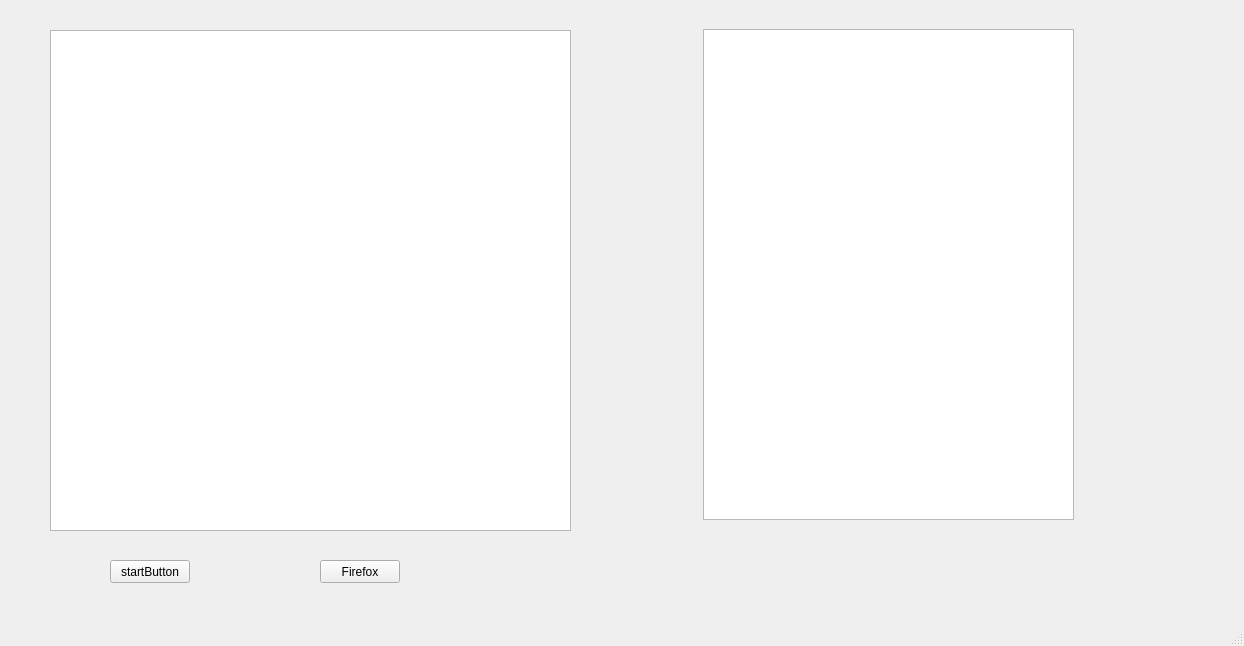
The window that proiect/mainwindow.ui (maraduca/HTTP-proxy) describes before a commit, drawn with Qt 5.
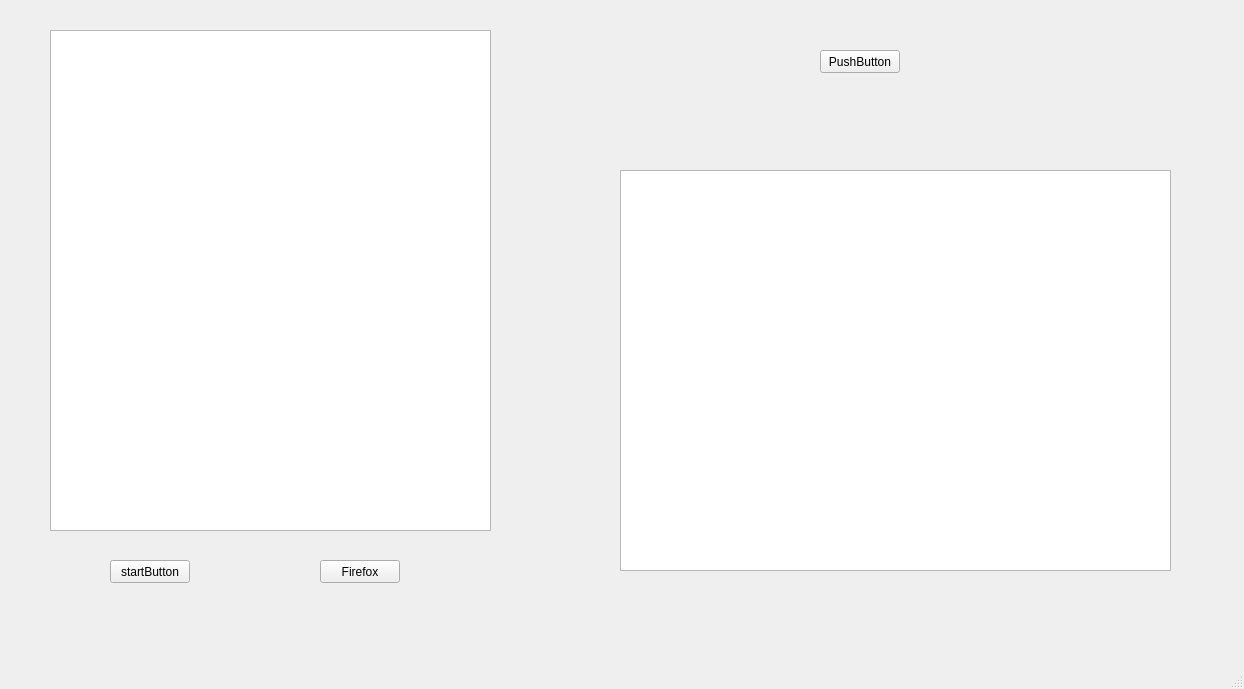
The same window after the commit.

What changed in the file:
```diff
--- a/proiect/mainwindow.ui
+++ b/proiect/mainwindow.ui
@@ -7,7 +7,7 @@
     <x>0</x>
     <y>0</y>
     <width>1244</width>
-    <height>646</height>
+    <height>689</height>
    </rect>
   </property>
   <property name="windowTitle">
@@ -45,7 +45,7 @@
      <rect>
       <x>50</x>
       <y>30</y>
-      <width>521</width>
+      <width>441</width>
       <height>501</height>
      </rect>
     </property>
@@ -56,16 +56,29 @@
     </property>
     <property name="geometry">
      <rect>
-      <x>703</x>
-      <y>29</y>
-      <width>371</width>
-      <height>491</height>
+      <x>620</x>
+      <y>170</y>
+      <width>551</width>
+      <height>401</height>
      </rect>
     </property>
     <property name="autoFillBackground">
      <bool>false</bool>
     </property>
    </widget>
+   <widget class="QPushButton" name="openFiltersButton">
+    <property name="geometry">
+     <rect>
+      <x>820</x>
+      <y>50</y>
+      <width>80</width>
+      <height>23</height>
+     </rect>
+    </property>
+    <property name="text">
+     <string>PushButton</string>
+    </property>
+   </widget>
   </widget>
   <widget class="QMenuBar" name="menubar">
    <property name="geometry">
```
